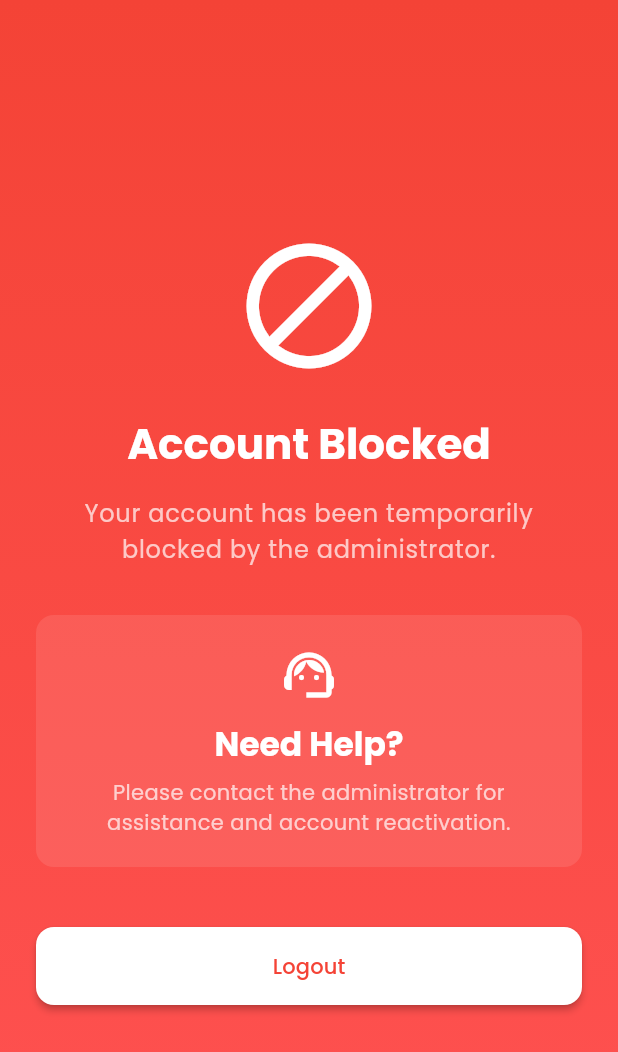
After one commit to vishuforreal/my_study_mate, a Flutter app: the BlockedUserScreen screen opened by its route, on a phone screen of 412 x 824 dp. The commit adds this screen. Shown: the top 1052 px of the screen. Run offline on Flutter 3.47's test engine with Material 3 defaults, Android fonts, the phone set to English and light mode, and no system bars; our stand-ins replace google_fonts, image_picker, shared_preferences; accounts and stored records are empty.

Commit message:
Add blocked user screen and handling

```diff
--- a/flutter_app/lib/main.dart
+++ b/flutter_app/lib/main.dart
@@ -7,6 +7,7 @@ import 'services/api_service.dart';
 import 'screens/splash_screen.dart';
 import 'screens/auth/login_screen.dart';
 import 'screens/auth/register_screen.dart';
+import 'screens/auth/blocked_user_screen.dart';
 import 'screens/student/student_home_screen.dart';
 import 'screens/admin/admin_home_screen.dart';
 
@@ -41,6 +42,7 @@ class MyStudyMateApp extends StatelessWidget {
             routes: {
               '/login': (context) => const LoginScreen(),
               '/register': (context) => const RegisterScreen(),
+              '/blocked': (context) => const BlockedUserScreen(),
               '/student-home': (context) => const StudentHomeScreen(),
               '/admin-home': (context) => const AdminHomeScreen(),
             },
--- /dev/null
+++ b/flutter_app/lib/screens/auth/blocked_user_screen.dart
@@ -0,0 +1,108 @@
+import 'package:flutter/material.dart';
+import 'package:provider/provider.dart';
+import '../../providers/auth_provider.dart';
+import '../../config/constants.dart';
+
+class BlockedUserScreen extends StatelessWidget {
+  const BlockedUserScreen({super.key});
+
+  @override
+  Widget build(BuildContext context) {
+    final authProvider = Provider.of<AuthProvider>(context, listen: false);
+
+    return Scaffold(
+      body: Container(
+        decoration: const BoxDecoration(
+          gradient: LinearGradient(
+            colors: [Colors.red, Colors.redAccent],
+            begin: Alignment.topCenter,
+            end: Alignment.bottomCenter,
+          ),
+        ),
+        child: SafeArea(
+          child: Padding(
+            padding: const EdgeInsets.all(24),
+            child: Column(
+              mainAxisAlignment: MainAxisAlignment.center,
+              children: [
+                const Icon(
+                  Icons.block,
+                  size: 100,
+                  color: Colors.white,
+                ),
+                const SizedBox(height: 24),
+                Text(
+                  'Account Blocked',
+                  style: Theme.of(context).textTheme.headlineMedium?.copyWith(
+                        color: Colors.white,
+                        fontWeight: FontWeight.bold,
+                      ),
+                  textAlign: TextAlign.center,
+                ),
+                const SizedBox(height: 16),
+                Text(
+                  'Your account has been temporarily blocked by the administrator.',
+                  style: Theme.of(context).textTheme.bodyLarge?.copyWith(
+                        color: Colors.white70,
+                      ),
+                  textAlign: TextAlign.center,
+                ),
+                const SizedBox(height: 32),
+                Container(
+                  padding: const EdgeInsets.all(20),
+                  decoration: BoxDecoration(
+                    color: Colors.white.withOpacity(0.1),
+                    borderRadius: BorderRadius.circular(12),
+                  ),
+                  child: Column(
+                    children: [
+                      const Icon(
+                        Icons.support_agent,
+                        size: 40,
+                        color: Colors.white,
+                      ),
+                      const SizedBox(height: 12),
+                      Text(
+                        'Need Help?',
+                        style: Theme.of(context).textTheme.titleLarge?.copyWith(
+                              color: Colors.white,
+                              fontWeight: FontWeight.bold,
+                            ),
+                      ),
+                      const SizedBox(height: 8),
+                      Text(
+                        'Please contact the administrator for assistance and account reactivation.',
+                        style: Theme.of(context).textTheme.bodyMedium?.copyWith(
+                              color: Colors.white70,
+                            ),
+                        textAlign: TextAlign.center,
+                      ),
+                    ],
+                  ),
+                ),
+                const SizedBox(height: 40),
+                SizedBox(
+                  width: double.infinity,
+                  child: ElevatedButton(
+                    onPressed: () async {
+                      await authProvider.logout();
+                      if (context.mounted) {
+                        Navigator.pushReplacementNamed(context, '/login');
+                      }
+                    },
+                    style: ElevatedButton.styleFrom(
+                      backgroundColor: Colors.white,
+                      foregroundColor: Colors.red,
+                      padding: const EdgeInsets.symmetric(vertical: 16),
+                    ),
+                    child: const Text('Logout'),
+                  ),
+                ),
+              ],
+            ),
+          ),
+        ),
+      ),
+    );
+  }
+}
--- a/flutter_app/lib/screens/auth/login_screen.dart
+++ b/flutter_app/lib/screens/auth/login_screen.dart
@@ -36,8 +36,10 @@ class _LoginScreenState extends State<LoginScreen> {
     if (!mounted) return;
 
     if (success) {
-      // Navigate based on role
-      if (authProvider.isStudent) {
+      // Check if user is blocked
+      if (authProvider.user?.isBlocked ?? false) {
+        Navigator.pushReplacementNamed(context, '/blocked');
+      } else if (authProvider.isStudent) {
         Navigator.pushReplacementNamed(context, '/student-home');
       } else if (authProvider.isAdmin || authProvider.isSuperAdmin) {
         Navigator.pushReplacementNamed(context, '/admin-home');
--- a/flutter_app/lib/screens/splash_screen.dart
+++ b/flutter_app/lib/screens/splash_screen.dart
@@ -25,7 +25,10 @@ class _SplashScreenState extends State<SplashScreen> {
     final authProvider = Provider.of<AuthProvider>(context, listen: false);
 
     if (authProvider.isAuthenticated) {
-      if (authProvider.isStudent) {
+      // Check if user is blocked
+      if (authProvider.user?.isBlocked ?? false) {
+        Navigator.pushReplacementNamed(context, '/blocked');
+      } else if (authProvider.isStudent) {
         Navigator.pushReplacementNamed(context, '/student-home');
       } else if (authProvider.isAdmin || authProvider.isSuperAdmin) {
         Navigator.pushReplacementNamed(context, '/admin-home');
```
